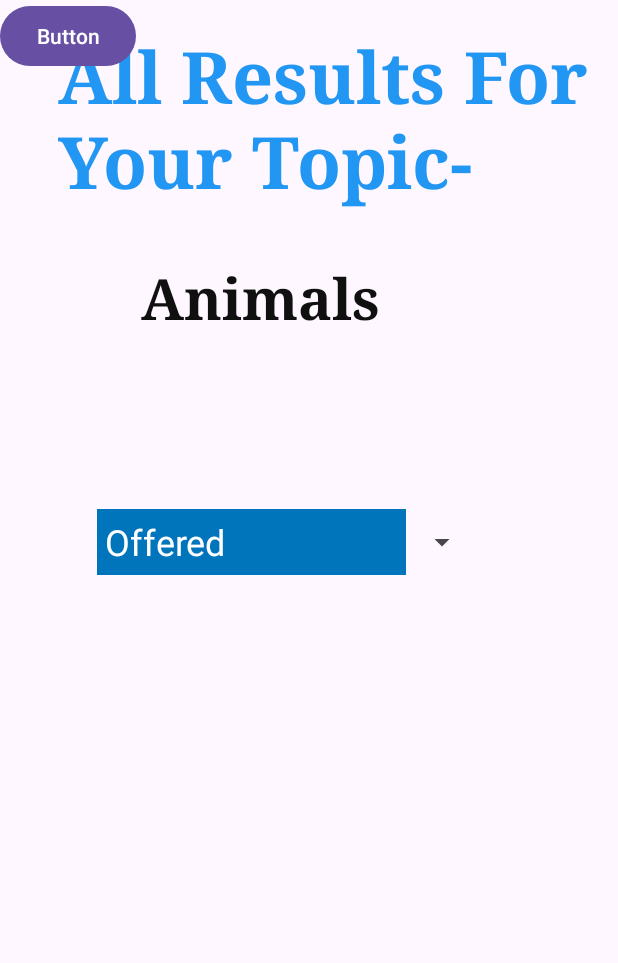
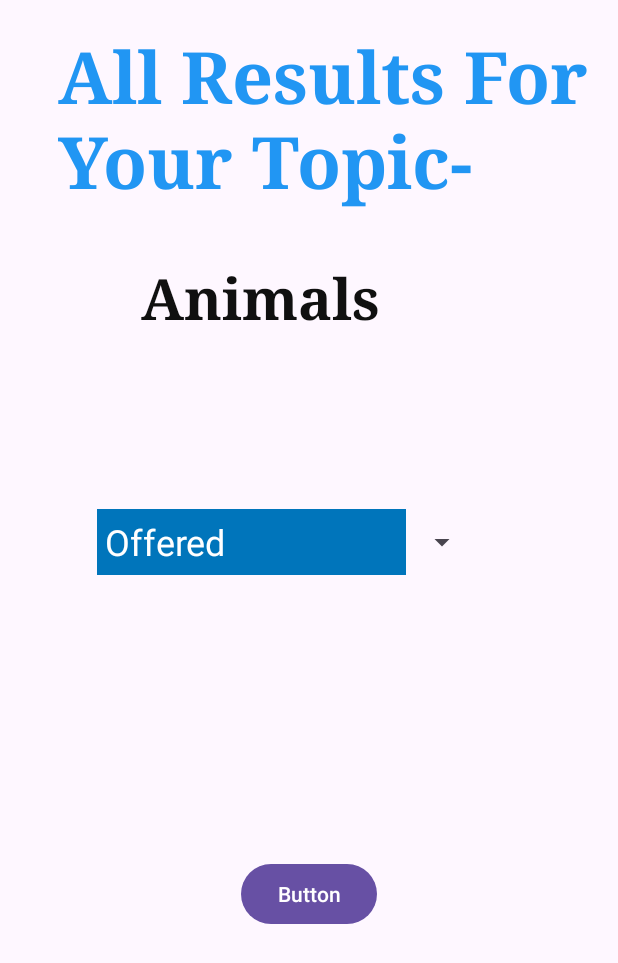
Before and after one commit to noalechner/ALL, an Android app: the TopicAnimals screen opened directly, with no data from a screen before it, on a phone screen of 412 x 824 dp. Shown: the top 963 px of the screen. Run offline under Robolectric (Android 15) with nearby library versions, the phone set to English and light mode, and no system bars; our stand-ins replace Firebase (no records; nobody signed in at launch, a user with empty details on screens opened directly).

```diff
--- a/app/src/main/java/com/example/afinal/TopicAnimals.java
+++ b/app/src/main/java/com/example/afinal/TopicAnimals.java
@@ -92,8 +92,8 @@ public class TopicAnimals extends AppCompatActivity {
             public void onItemSelected(AdapterView<?> parent, View view, int position, long id) {
                 String selectedAnswer = itemsOfTopic.get(position).toString();
                 Log.d("SpinnerSelection", "נבחר: " + selectedAnswer);
-                Intent intentDetails = new Intent(TopicAnimals.this, ActivityForResult1.class);
-                startActivity(intentDetails);
+//                Intent intentDetails = new Intent(TopicAnimals.this, ActivityForResult1.class);
+//                startActivity(intentDetails);
 
             }
 
--- a/app/src/main/res/layout/activity_topic_animals.xml
+++ b/app/src/main/res/layout/activity_topic_animals.xml
@@ -45,8 +45,12 @@
         android:layout_width="wrap_content"
         android:layout_height="wrap_content"
         android:text="Button"
-        tools:layout_editor_absoluteX="243dp"
-        tools:layout_editor_absoluteY="460dp" />
+        app:layout_constraintBottom_toBottomOf="parent"
+        app:layout_constraintEnd_toEndOf="parent"
+        app:layout_constraintHorizontal_bias="0.501"
+        app:layout_constraintStart_toStartOf="parent"
+        app:layout_constraintTop_toTopOf="parent"
+        app:layout_constraintVertical_bias="0.737" />
 
     <Spinner
         android:id="@+id/spinnerVolunteersWithSameTopic"
@@ -62,5 +66,4 @@
         tools:ignore="MissingConstraints" />
 
 
-
 </androidx.constraintlayout.widget.ConstraintLayout>
```
Also changed, not shown: app/src/main/java/com/example/afinal/HostHome.java (+22 -0 lines), app/src/main/java/com/example/afinal/StudentHome.java (+23 -0 lines).
